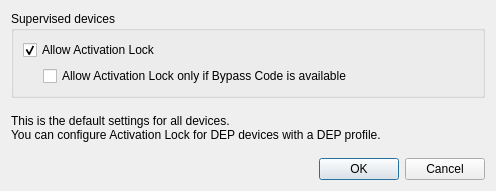
fw-dev/translations, file FWAdminLib/activationlockbypass/ALBSettingsDialog.ui: the form before one commit.
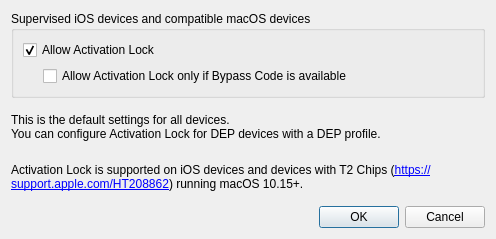
The form after the commit.

What changed in the file:
```diff
--- a/FWAdminLib/activationlockbypass/ALBSettingsDialog.ui
+++ b/FWAdminLib/activationlockbypass/ALBSettingsDialog.ui
@@ -7,17 +7,17 @@
     <x>0</x>
     <y>0</y>
     <width>496</width>
-    <height>191</height>
+    <height>239</height>
    </rect>
   </property>
   <property name="windowTitle">
    <string>Activation Lock Settings</string>
   </property>
-  <layout class="QVBoxLayout" name="verticalLayout">
-   <item>
+  <layout class="QGridLayout" name="gridLayout">
+   <item row="0" column="0">
     <widget class="QGroupBox" name="groupBox">
      <property name="title">
-      <string>Supervised devices</string>
+      <string>Supervised iOS devices and compatible macOS devices</string>
      </property>
      <layout class="QVBoxLayout" name="verticalLayout_2">
       <item>
@@ -47,7 +47,7 @@
      </layout>
     </widget>
    </item>
-   <item>
+   <item row="1" column="0">
     <widget class="QLabel" name="label">
      <property name="text">
       <string>This is the default settings for all devices.
@@ -55,7 +55,20 @@
      </property>
     </widget>
    </item>
-   <item>
+   <item row="2" column="0">
+    <widget class="QLabel" name="lTipDisabledActivationLock">
+     <property name="text">
+      <string>&lt;html&gt;&lt;head/&gt;&lt;body&gt;&lt;p&gt;Activation Lock is supported on iOS devices and devices with T2 Chips (&lt;a href=&quot;https://support.apple.com/HT208862&quot;&gt;&lt;span style=&quot; text-decoration: underline; color:#0000ff;&quot;&gt;https://support.apple.com/HT208862&lt;/span&gt;&lt;/a&gt;) running macOS 10.15+.&lt;/p&gt;&lt;/body&gt;&lt;/html&gt;</string>
+     </property>
+     <property name="wordWrap">
+      <bool>true</bool>
+     </property>
+     <property name="openExternalLinks">
+      <bool>true</bool>
+     </property>
+    </widget>
+   </item>
+   <item row="3" column="0">
     <widget class="QDialogButtonBox" name="buttonBox">
      <property name="orientation">
       <enum>Qt::Horizontal</enum>
```
